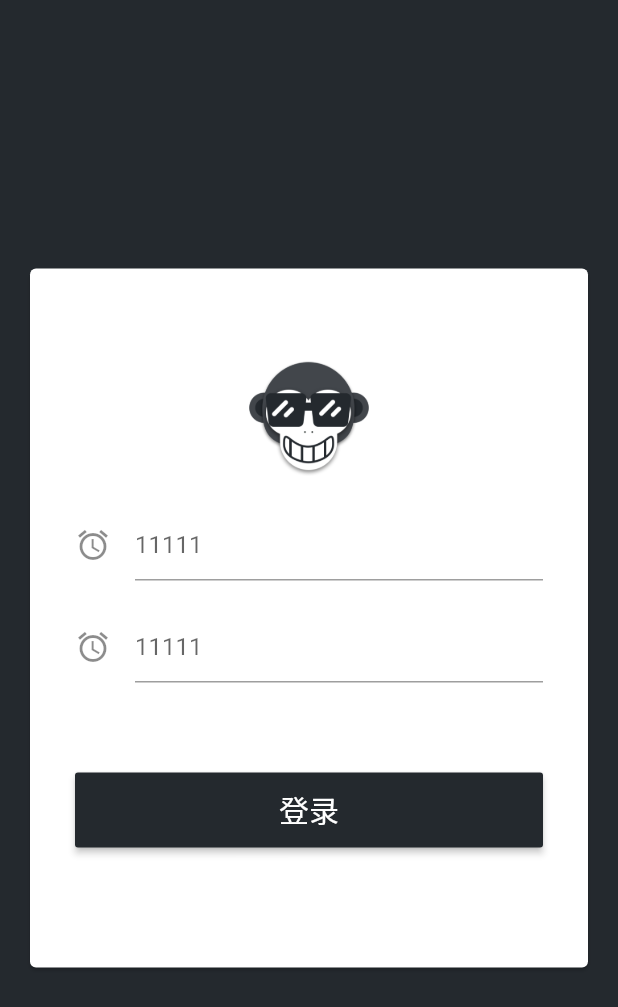
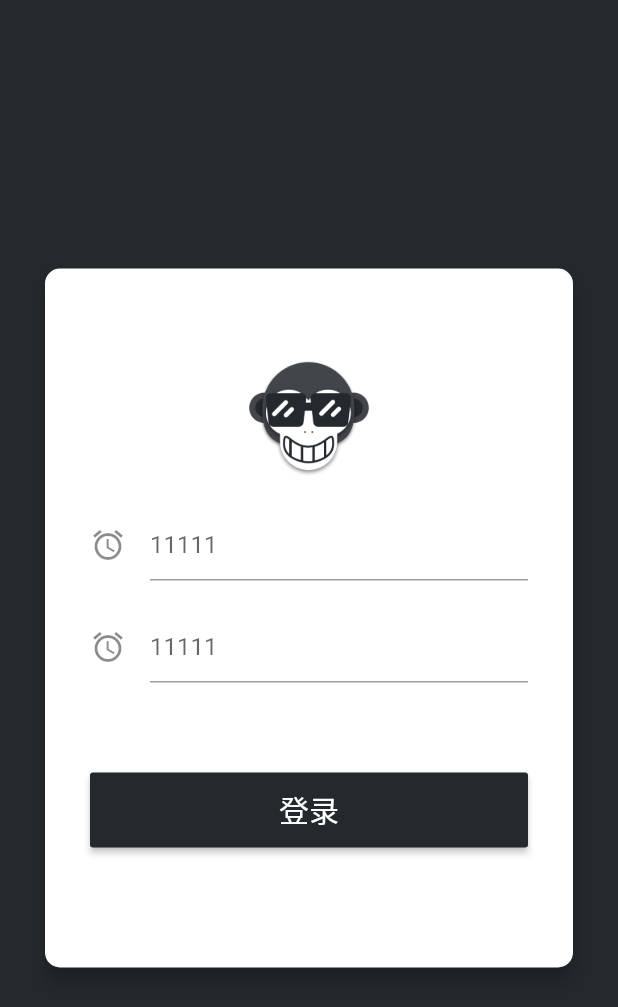
Before and after one commit to CarGuo/gsy_github_app_flutter, a Flutter app: the screen it shows after launch, on a phone screen of 412 x 824 dp. Shown: the top 1007 px of the screen. Run offline on Flutter 3.47's test engine with Material 2 defaults, Android fonts, the phone set to English and light mode, and no system bars.

Commit message:
add login page

```diff
--- a/lib/page/LoginPage.dart
+++ b/lib/page/LoginPage.dart
@@ -10,8 +10,10 @@ class LoginPage extends StatelessWidget {
         color: Color(GSYColors.primaryValue),
         child: new Center(
             child: new Card(
+                elevation: 5.0,
+                shape: new RoundedRectangleBorder(borderRadius: BorderRadius.all(Radius.circular(10.0))),
                 color: Color(GSYColors.cardWhite),
-                margin: const EdgeInsets.all(20.0),
+                margin: const EdgeInsets.all(30.0),
                 child: new Padding(
                     padding: new EdgeInsets.only(left: 30.0, top: 60.0, right: 30.0, bottom: 80.0),
                     child: new Column(
```
